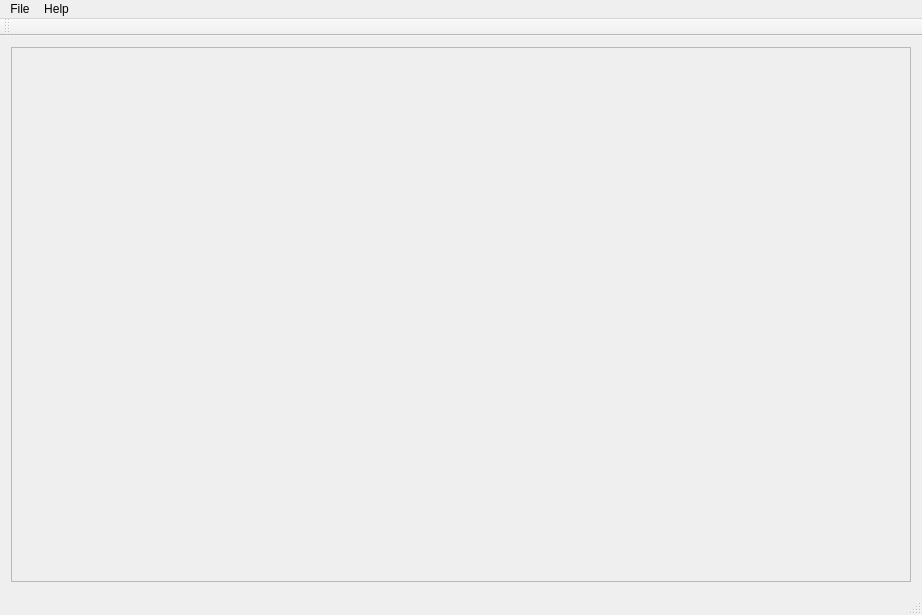
vtyulb/BSA-Analytics, file mainwindow.ui: the form before one commit.
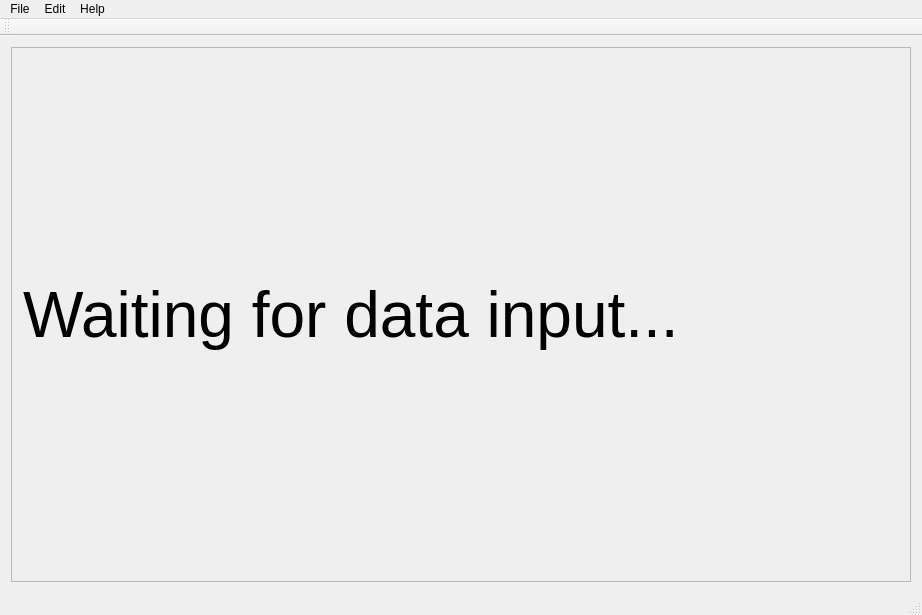
The form after the commit.

The edit to the form file:
```diff
--- a/mainwindow.ui
+++ b/mainwindow.ui
@@ -23,6 +23,20 @@
       <property name="frameShadow">
        <enum>QFrame::Raised</enum>
       </property>
+      <layout class="QVBoxLayout" name="verticalLayout_2">
+       <item>
+        <widget class="QLabel" name="label">
+         <property name="font">
+          <font>
+           <pointsize>48</pointsize>
+          </font>
+         </property>
+         <property name="text">
+          <string>Waiting for data input...</string>
+         </property>
+        </widget>
+       </item>
+      </layout>
      </widget>
     </item>
    </layout>
@@ -49,7 +63,14 @@
      <string>Help</string>
     </property>
    </widget>
+   <widget class="QMenu" name="menuEdit">
+    <property name="title">
+     <string>Edit</string>
+    </property>
+    <addaction name="actionAutoDraw"/>
+   </widget>
    <addaction name="menuFile"/>
+   <addaction name="menuEdit"/>
    <addaction name="menuHelp"/>
   </widget>
   <widget class="QToolBar" name="mainToolBar">
```
Left out of the diff: 8 changed lines with no effect on the pictures.
